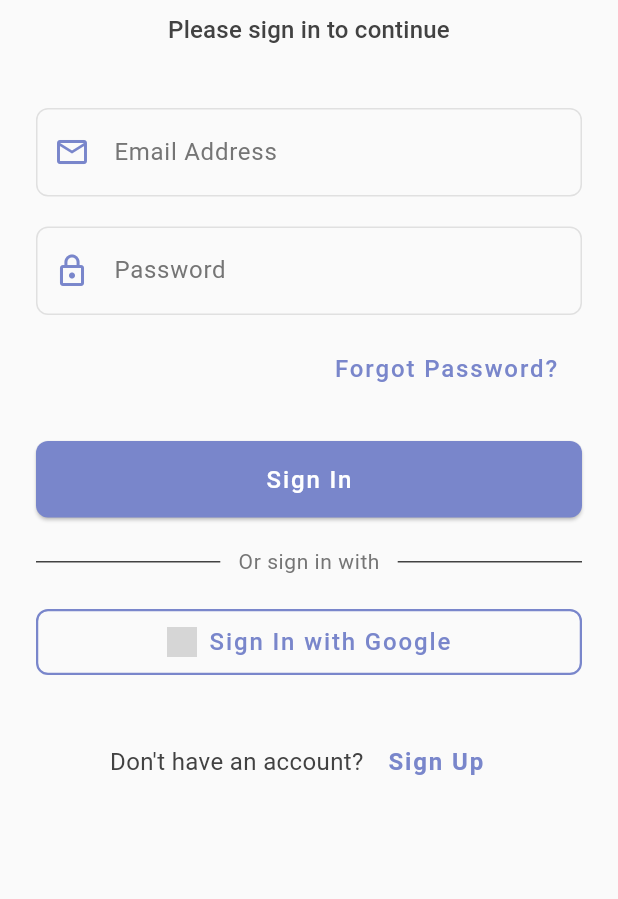
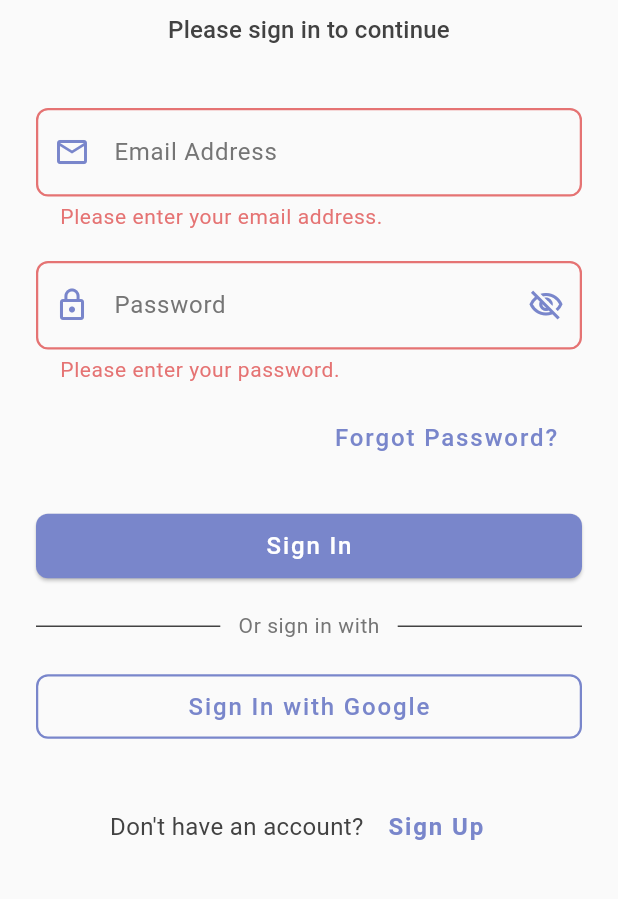
Before and after one commit to JSchilliger/pawsync-extended, a Flutter app: the screen it shows after launch, after a tap on "Sign In", on a phone screen of 412 x 824 dp, the part 231-1130 px from its top. Run offline on Flutter 3.47's test engine with Material 3 defaults, Android fonts, the phone set to English and light mode, and no system bars; our stand-ins replace cloud_firestore, firebase_auth, firebase_core, flutter_riverpod, go_router; accounts and stored records are empty; generated files the repository leaves out were written again; Roboto replaces fonts that are missing (RobotoSlab); statements that could not run were skipped; grey boxes are pictures that could not be loaded.

Commit message:
Feat: Implement LoginScreen logic and connect to AuthNotifier
- Refactored LoginScreen to ConsumerStatefulWidget to manage form state (controllers, form key, password visibility).
- Implemented client-side validation for email and password fields.
- Connected 'Sign In' button to AuthNotifier's signInWithEmailAndPassword method, including form validation.
- Connected 'Sign In with Google' button to AuthNotifier's signInWithGoogle method.
- LoginScreen now watches AuthNotifier state to display loading indicators on buttons and show error messages via SnackBar.
- Added placeholder navigation to a conceptual SignUpScreen using GoRouter and defined AppRoutes.signUp.

```diff
--- a/paw_sync/lib/core/auth/screens/login_screen.dart
+++ b/paw_sync/lib/core/auth/screens/login_screen.dart
@@ -2,15 +2,42 @@
 // This screen will handle user login (Email/Password and Google Sign-In).
 
 import 'package:flutter/material.dart';
-import 'package:paw_sync/core/theme/theme.dart'; // Assuming AppColors and AppTextStyles are here
+import 'package:flutter_riverpod/flutter_riverpod.dart';
+import 'package:paw_sync/core/auth/providers/auth_providers.dart'; // Import AuthNotifier provider
+import 'package:paw_sync/core/auth/providers/auth_providers.dart';
+import 'package:paw_sync/core/widgets/themed_buttons.dart'; // Using themed buttons
+import 'package:go_router/go_router.dart'; // For GoRouter.of(context)
+import 'package:paw_sync/core/routing/app_router.dart'; // For AppRoutes
 
-// Using StatefulWidget to manage Form key and basic field states if needed,
-// but for a static placeholder, StatelessWidget is also fine.
-// Let's stick with StatelessWidget for now as no actual state logic is implemented.
-class LoginScreen extends StatelessWidget {
+
+class LoginScreen extends ConsumerStatefulWidget {
   const LoginScreen({super.key});
 
-  // Dummy validator function (always returns null for now)
+  @override
+  ConsumerState<LoginScreen> createState() => _LoginScreenState();
+}
+
+class _LoginScreenState extends ConsumerState<LoginScreen> {
+  final _formKey = GlobalKey<FormState>();
+  late TextEditingController _emailController;
+  late TextEditingController _passwordController;
+  bool _obscurePassword = true;
+
+  @override
+  void initState() {
+    super.initState();
+    _emailController = TextEditingController();
+    _passwordController = TextEditingController();
+  }
+
+  @override
+  void dispose() {
+    _emailController.dispose();
+    _passwordController.dispose();
+    super.dispose();
+  }
+
+  // Dummy validator function (will be replaced with actual logic)
   String? _dummyValidator(String? value) {
     // if (value == null || value.isEmpty) {
     //   return 'This field is required';
@@ -22,6 +49,22 @@ class LoginScreen extends StatelessWidget {
   Widget build(BuildContext context) {
     final textTheme = Theme.of(context).textTheme;
     final colorScheme = Theme.of(context).colorScheme;
+    final authState = ref.watch(authNotifierProvider); // Watch the auth state
+
+    // Listen to auth state for showing SnackBars on error
+    ref.listen<AsyncValue>(
+      authNotifierProvider,
+      (previous, next) {
+        if (next.hasError && !next.isLoading) {
+          ScaffoldMessenger.of(context).showSnackBar(
+            SnackBar(
+              content: Text(next.error.toString()), // Basic error display
+              backgroundColor: colorScheme.error,
+            ),
+          );
+        }
+      },
+    );
 
     return Scaffold(
       // AppBar might be optional for a login screen, depending on design preference
@@ -61,35 +104,68 @@ class LoginScreen extends StatelessWidget {
                   ),
                   const SizedBox(height: 40),
 
+                  // Form for email and password
+                  Form(
+                    key: _formKey,
+                    child: Column(
+                      children: [
                         // Email Field
                         TextFormField(
+                          controller: _emailController,
                           decoration: InputDecoration(
                             labelText: 'Email Address',
                             hintText: 'you@example.com',
                             prefixIcon: Icon(Icons.email_outlined, color: colorScheme.primary),
-                      // Using styles from theme.dart (via InputDecorationTheme)
                           ),
                           keyboardType: TextInputType.emailAddress,
-                    validator: _dummyValidator,
+                          validator: (value) {
+                            if (value == null || value.trim().isEmpty) {
+                              return 'Please enter your email address.';
+                            }
+                            // Basic email validation regex
+                            final emailRegex = RegExp(r"^[a-zA-Z0-9.a-zA-Z0-9.!#$%&'*+-/=?^_`{|}~]+@[a-zA-Z0-9]+\.[a-zA-Z]+");
+                            if (!emailRegex.hasMatch(value)) {
+                              return 'Please enter a valid email address.';
+                            }
+                            return null;
+                          },
                           autovalidateMode: AutovalidateMode.onUserInteraction,
                         ),
                         const SizedBox(height: 20),
 
                         // Password Field
                         TextFormField(
+                          controller: _passwordController,
                           decoration: InputDecoration(
                             labelText: 'Password',
                       hintText: 'Enter your password',
                       prefixIcon: Icon(Icons.lock_outline, color: colorScheme.primary),
-                      // Suffix icon for password visibility toggle (not implemented)
-                      // suffixIcon: IconButton(
-                      //   icon: Icon(Icons.visibility_off_outlined),
-                      //   onPressed: () { /* Toggle password visibility */ },
-                      // ),
+                      suffixIcon: IconButton(
+                        icon: Icon(
+                          _obscurePassword ? Icons.visibility_off_outlined : Icons.visibility_outlined,
+                          color: colorScheme.primary,
                         ),
-                    obscureText: true,
-                    validator: _dummyValidator,
+                        onPressed: () {
+                          setState(() {
+                            _obscurePassword = !_obscurePassword;
+                          });
+                        },
+                      ),
+                    ),
+                    obscureText: _obscurePassword,
+                          validator: (value) {
+                            if (value == null || value.isEmpty) {
+                              return 'Please enter your password.';
+                            }
+                            if (value.length < 6) {
+                              return 'Password must be at least 6 characters.';
+                            }
+                            return null;
+                          },
                           autovalidateMode: AutovalidateMode.onUserInteraction,
+                  ),
+                      ],
+                    ),
                   ),
                   const SizedBox(height: 12),
 
@@ -110,17 +186,17 @@ class LoginScreen extends StatelessWidget {
                   const SizedBox(height: 24),
 
                   // Login Button
-                  ElevatedButton(
-                    style: ElevatedButton.styleFrom(
-                      padding: const EdgeInsets.symmetric(vertical: 16.0),
-                      // backgroundColor: colorScheme.primary, // Already set by theme
-                      // foregroundColor: colorScheme.onPrimary, // Already set by theme
-                    ),
-                    onPressed: () {
-                      // TODO: Implement login logic
-                      print('Login button pressed');
+                  PrimaryActionButton(
+                    text: 'Sign In',
+                    isLoading: authState.isLoading,
+                    onPressed: authState.isLoading ? null : () { // Disable while loading
+                      if (_formKey.currentState?.validate() ?? false) {
+                        ref.read(authNotifierProvider.notifier).signInWithEmailAndPassword(
+                              _emailController.text.trim(),
+                              _passwordController.text.trim(),
+                            );
+                      }
                     },
-                    child: const Text('Sign In'),
                   ),
                   const SizedBox(height: 20),
 
@@ -138,21 +214,24 @@ class LoginScreen extends StatelessWidget {
                   const SizedBox(height: 20),
 
                   // Google Sign-In Button
-                  OutlinedButton.icon(
-                    icon: Image.asset('assets/images/google_logo.png', height: 20.0, width: 20.0), // Placeholder for Google logo asset
-                    // If you don't have the asset, use a generic icon:
-                    // icon: const Icon(Icons.g_mobiledata, color: AppColors.textPrimary),
-                    label: const Text('Sign In with Google'),
-                    style: OutlinedButton.styleFrom(
-                      padding: const EdgeInsets.symmetric(vertical: 12.0),
-                      // foregroundColor: colorScheme.primary, // Already set by theme
-                      // side: BorderSide(color: colorScheme.primary), // Already set by theme
-                    ),
-                    onPressed: () {
-                      // TODO: Implement Google Sign-In logic
-                      print('Google Sign-In button pressed');
+                  SecondaryActionButton( // Using themed button
+                    text: 'Sign In with Google',
+                    // iconData: Icons.g_mobiledata, // Or a custom Google icon if available
+                    onPressed: authState.isLoading ? null : () { // Disable while loading
+                      ref.read(authNotifierProvider.notifier).signInWithGoogle();
                     },
                   ),
+                  // Fallback if Image.asset fails for google_logo.png:
+                  // OutlinedButton.icon(
+                  //   icon: const Icon(Icons.g_mobiledata), // Fallback icon
+                  //   label: const Text('Sign In with Google'),
+                  //   style: OutlinedButton.styleFrom(
+                  //     padding: const EdgeInsets.symmetric(vertical: 12.0),
+                  //   ),
+                  //   onPressed: authState.isLoading ? null : () {
+                  //     ref.read(authNotifierProvider.notifier).signInWithGoogle();
+                  //   },
+                  // ),
                   const SizedBox(height: 32),
 
                   // Sign Up Navigation
@@ -162,8 +241,9 @@ class LoginScreen extends StatelessWidget {
                       Text('Don\'t have an account?', style: textTheme.bodyMedium),
                       TextButton(
                         onPressed: () {
-                          // TODO: Navigate to Sign Up screen
-                          print('Navigate to Sign Up');
+                          // Navigate to Sign Up screen (SignUpScreen and route to be created later)
+                          GoRouter.of(context).push(AppRoutes.signUp);
+                          print('Navigate to Sign Up screen (route: ${AppRoutes.signUp})');
                         },
                         child: Text(
                           'Sign Up',
--- a/paw_sync/lib/core/routing/app_router.dart
+++ b/paw_sync/lib/core/routing/app_router.dart
@@ -19,6 +19,7 @@ class AppRoutes {
   static const String splash = '/'; // Initial route
   static const String login = '/login';
   static const String home = '/home'; // Represents the main screen after login, e.g., pet profiles
+  static const String signUp = '/signUp'; // Route for the sign-up screen
   // Add other route names here e.g.
   // static const String petDetails = '/pet/:id'; // Example with path parameter
 }
```
Lines whose indentation alone changed are shown as unchanged.
